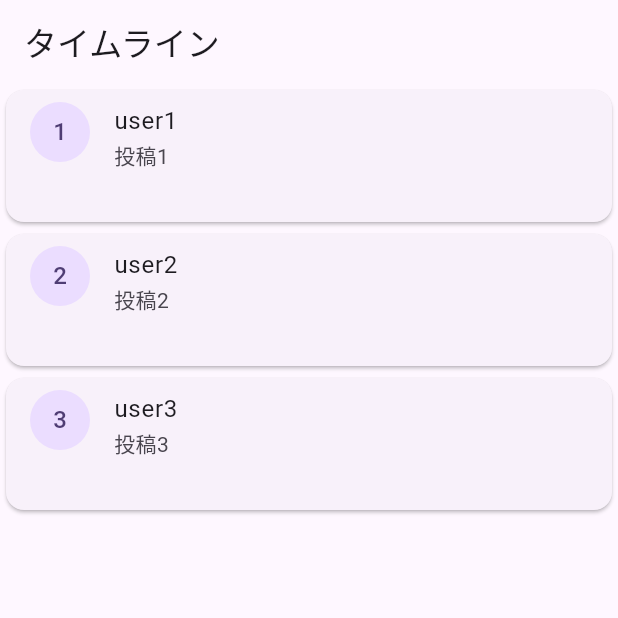
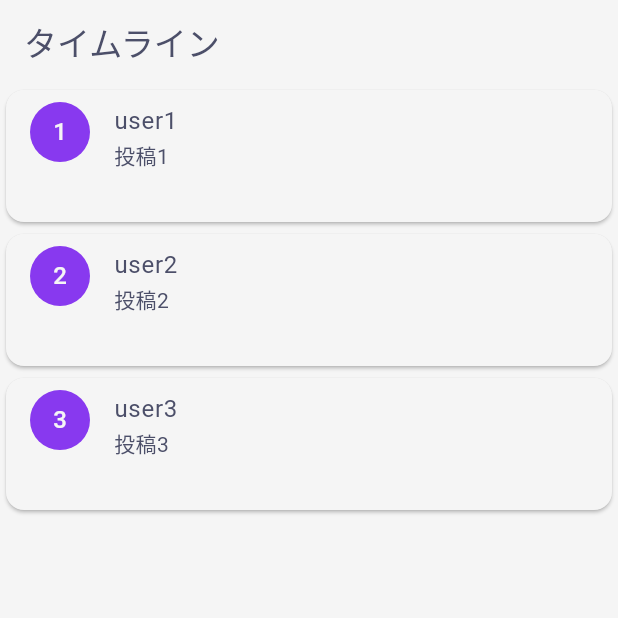
Before and after one commit to mixigroup/2025BeginnerTrainingFlutter, a Flutter app: the screen it shows after launch, on a phone screen of 412 x 824 dp, the top half of it. Run offline on Flutter 3.47's test engine with Material 3 defaults, Android fonts, the light colour scheme and no system bars.

Commit message:
feat: アプリのカスタムカラーを作成してColorSchemeを更新

```diff
--- a/minisocial/lib/main.dart
+++ b/minisocial/lib/main.dart
@@ -1,5 +1,6 @@
 import 'package:flutter/material.dart';
 import 'package:minisocial/pages/timeline/page.dart';
+import 'package:minisocial/themes/colors.dart';
 
 void main() {
   runApp(const MyApp());
@@ -29,7 +30,7 @@
         //
         // This works for code too, not just values: Most code changes can be
         // tested with just a hot reload.
-        colorScheme: ColorScheme.fromSeed(seedColor: Colors.deepPurple),
+        colorScheme: AppColors.toColorScheme(),
       ),
       home: const TimelinePage(),
     );
--- /dev/null
+++ b/minisocial/lib/themes/colors.dart
@@ -0,0 +1,24 @@
+import 'package:flutter/material.dart';
+
+class AppColors {
+  static const primary = Color(0xFF8839EF);
+  static const background = Color(0xFFF5F5F5);
+  static const secondary = Color(0xFFFE640B);
+  static const text = Color(0xFF4C4F69);
+  static const error = Color(0xFFE64553);
+
+  /// ColorSchemeを生成
+  static ColorScheme toColorScheme() {
+    return const ColorScheme(
+      brightness: Brightness.light,
+      primary: primary,
+      onPrimary: background,
+      secondary: secondary,
+      onSecondary: background,
+      error: error,
+      onError: background,
+      surface: background,
+      onSurface: text,
+    );
+  }
+}
```
